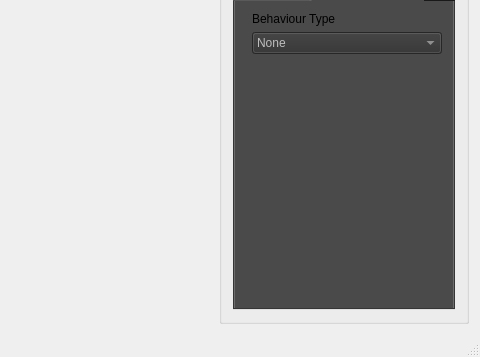
Chringo/SSP, file SSPSolution/SSP_Editor/SSP_Editor.ui: the form before one commit; both pictures show x 691 to 1171 and y 379 to 736 of the 1171 by 736 pixel window.
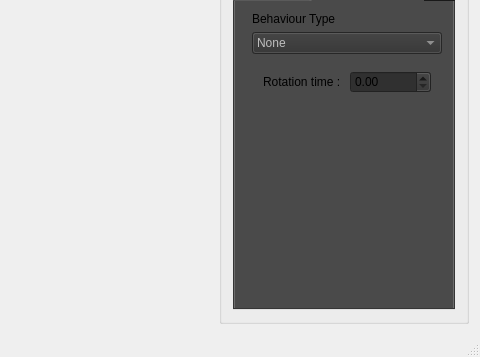
The form after the commit. The open tabs and pages were chosen to show the change.

Commit message: UPDATE: Added ui element for door rotationtime

What changed in the file:
```diff
--- a/SSPSolution/SSP_Editor/SSP_Editor.ui
+++ b/SSPSolution/SSP_Editor/SSP_Editor.ui
@@ -1444,7 +1444,35 @@
               </layout>
              </widget>
              <widget class="QWidget" name="Behaviour_Door">
-              <layout class="QGridLayout" name="gridLayout_4"/>
+              <layout class="QGridLayout" name="gridLayout_4">
+               <item row="0" column="1">
+                <widget class="QDoubleSpinBox" name="rotateTimeBox">
+                 <property name="styleSheet">
+                  <string notr="true">background-color: rgb(48, 48, 48);</string>
+                 </property>
+                </widget>
+               </item>
+               <item row="0" column="0">
+                <widget class="QLabel" name="label_5">
+                 <property name="text">
+                  <string>Rotation time :</string>
+                 </property>
+                </widget>
+               </item>
+               <item row="1" column="0">
+                <spacer name="verticalSpacer_2">
+                 <property name="orientation">
+                  <enum>Qt::Vertical</enum>
+                 </property>
+                 <property name="sizeHint" stdset="0">
+                  <size>
+                   <width>20</width>
+                   <height>40</height>
+                  </size>
+                 </property>
+                </spacer>
+               </item>
+              </layout>
              </widget>
              <widget class="QWidget" name="Behaviour_Path">
               <layout class="QGridLayout" name="gridLayout_2">
```
Left out of the diff: 2 changed lines with no effect on the pictures. The commit also changes 4 other files.
